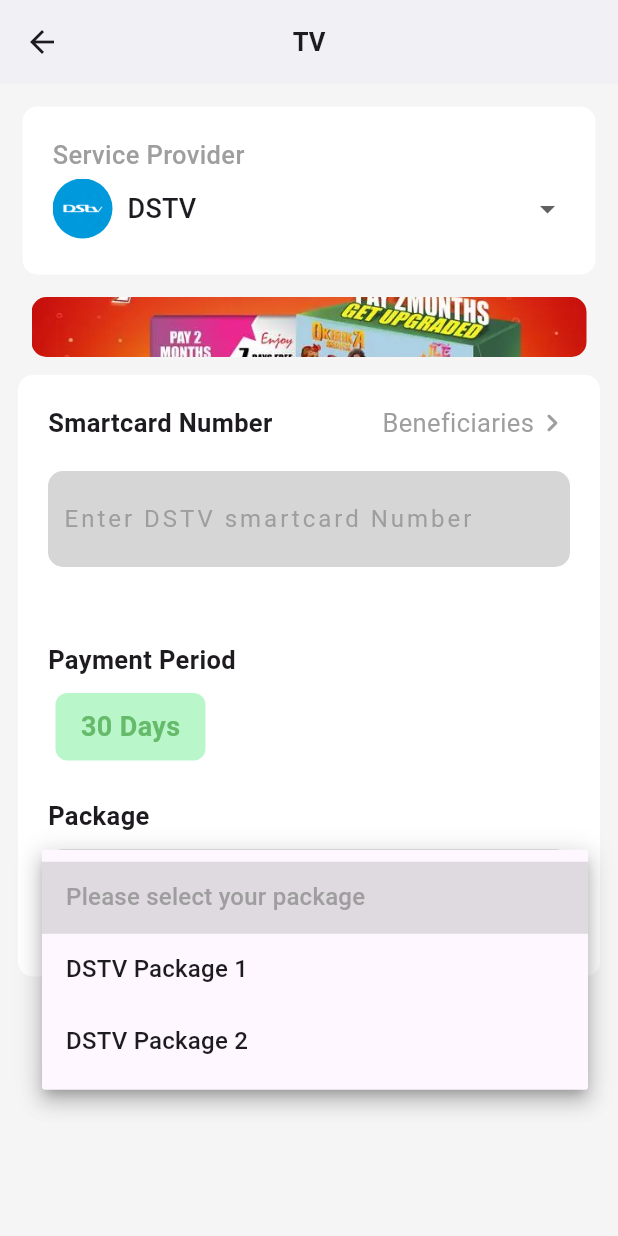
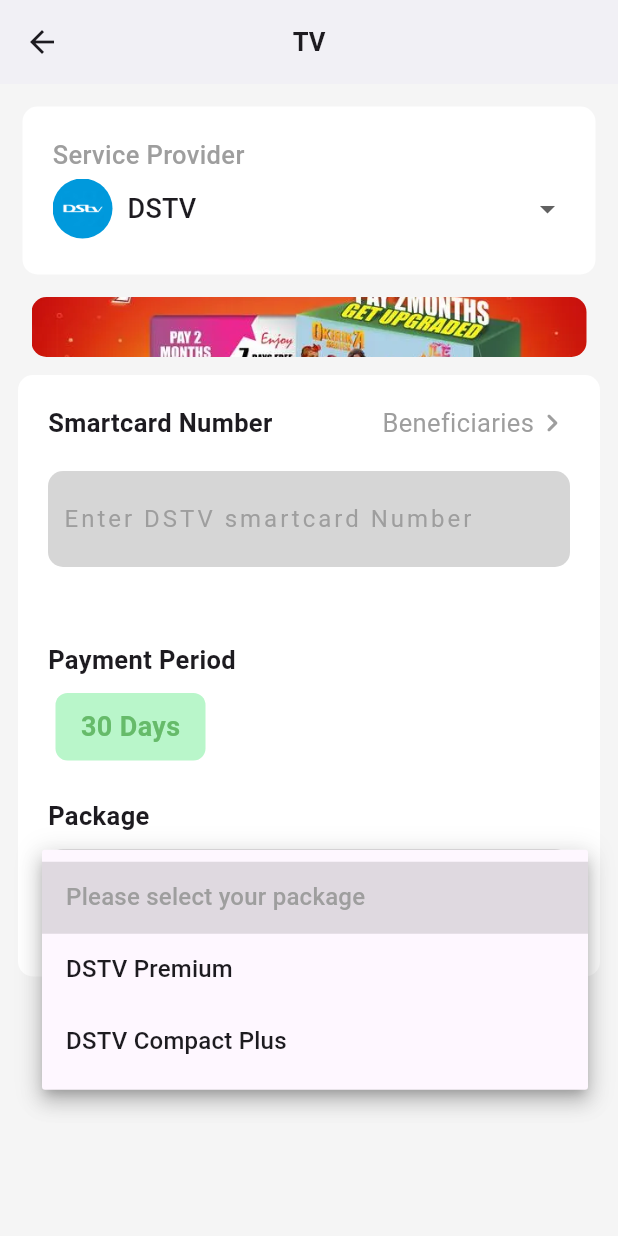
Before and after one commit to EverlastingBigFlo/mobile_app_ui, a Flutter app: the tv screen opened by its route, after a tap on "Please select your package", on a phone screen of 412 x 824 dp. Run offline on Flutter 3.47's test engine with Material 2 defaults, Android fonts, the phone set to English and light mode, and no system bars; our stand-ins replace smooth_page_indicator.

Commit message:
changed my dstv package content

```diff
--- a/lib/pages/tv.dart
+++ b/lib/pages/tv.dart
@@ -18,26 +18,21 @@ class _tvState extends State<tv> {
       case 'DSTV':
         return [
           DropdownMenuItem(
-              value: 'DSTV Package 1', child: Text('DSTV Package 1')),
+              value: 'DSTV Package 1', child: Text('DSTV Premium')),
           DropdownMenuItem(
-              value: 'DSTV Package 2', child: Text('DSTV Package 2')),
-          // Add more DSTV packages as needed
+              value: 'DSTV Package 2', child: Text('DSTV Compact Plus')),
         ];
       case 'GOTV':
         return [
-          DropdownMenuItem(
-              value: 'GOTV Package 1', child: Text('GOTV Package 1')),
-          DropdownMenuItem(
-              value: 'GOTV Package 2', child: Text('GOTV Package 2')),
-          // Add more GOTV packages as needed
+          DropdownMenuItem(value: 'GOTV Package 1', child: Text('GOTV Supa')),
+          DropdownMenuItem(value: 'GOTV Package 2', child: Text('GOTV Max')),
         ];
       case 'Startimes':
         return [
           DropdownMenuItem(
-              value: 'Startimes Package 1', child: Text('Startimes Package 1')),
+              value: 'Startimes Package 1', child: Text('DTT_Nova')),
           DropdownMenuItem(
-              value: 'Startimes Package 2', child: Text('Startimes Package 2')),
-          // Add more Startimes packages as needed
+              value: 'Startimes Package 2', child: Text('DTT_Basic')),
         ];
       default:
         return [];
```
